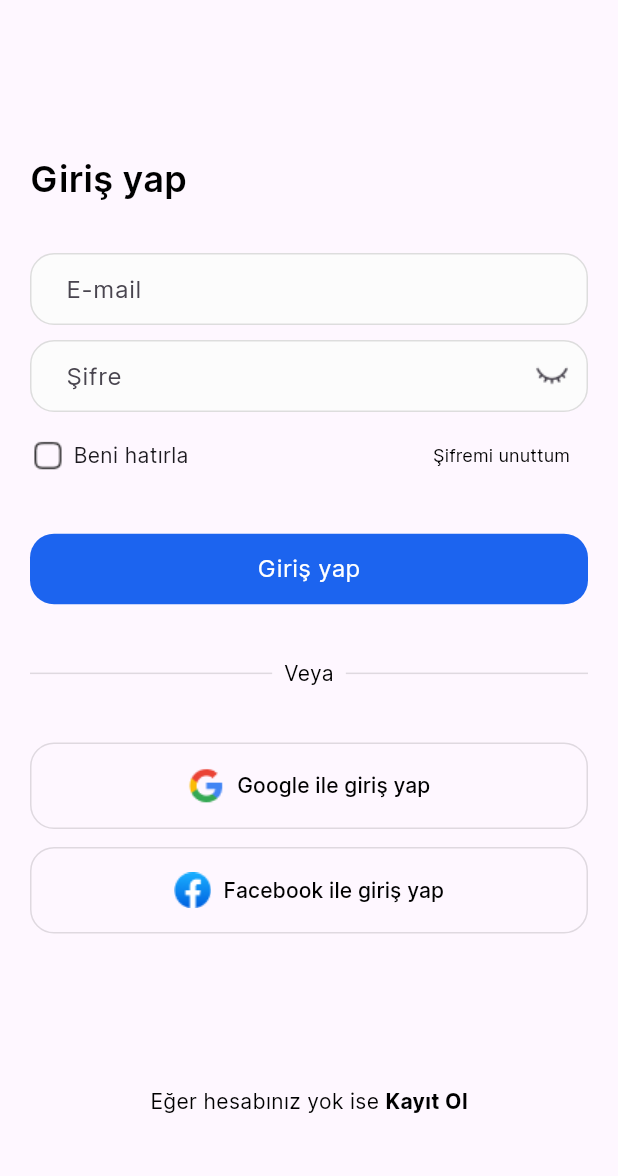
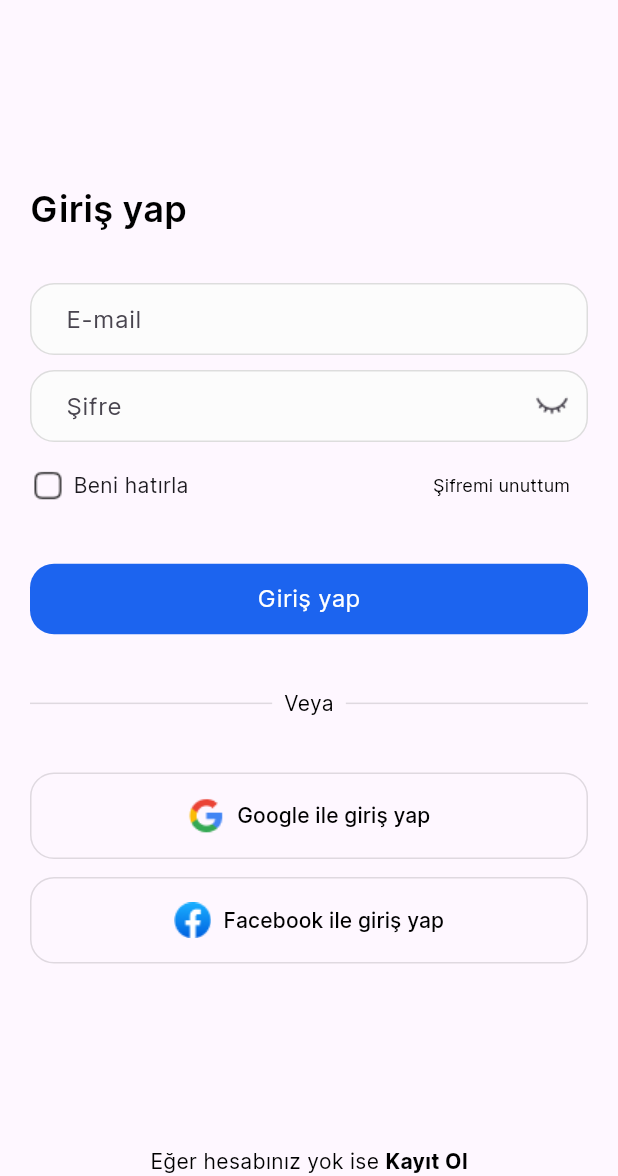
Before and after one commit to KadirrYalcin/phoneDirectory2, a Flutter app: the screen it shows after launch, on a phone screen of 412 x 824 dp, the part 60-1236 px from its top. Run offline on Flutter 3.47's test engine with Material 3 defaults, Android fonts, the phone set to English and light mode, and no system bars; our stand-ins replace azlistview, fluttertoast, hive, hive_flutter, image_picker, permission_handler and 2 more; accounts and stored records are empty.

```diff
--- a/lib/product/view_login/view_login.dart
+++ b/lib/product/view_login/view_login.dart
@@ -16,12 +16,12 @@ class ViewLogin extends StatelessWidget {
   @override
   Widget build(BuildContext context) {
     return Scaffold(
-      body: SafeArea(
-        child: Padding(
-          padding: const EdgeInsets.symmetric(horizontal: 20.0),
-          child: SingleChildScrollView(
-            child: SizedBox(
-              height: MediaQuery.sizeOf(context).height - 40,
+      body: Padding(
+        padding: const EdgeInsets.symmetric(horizontal: 20.0),
+        child: SingleChildScrollView(
+          child: SizedBox(
+            height: MediaQuery.sizeOf(context).height,
+            child: SafeArea(
               child: Column(
                 mainAxisAlignment: MainAxisAlignment.spaceBetween,
                 children: [
```
Also changed, not shown: lib/product/view_detail/vm_detail.dart (+13 -4 lines), lib/shared/fonts/text_styles.dart (line endings or trailing spaces), lib/widgets/delete_alert_dialog.dart (added).
